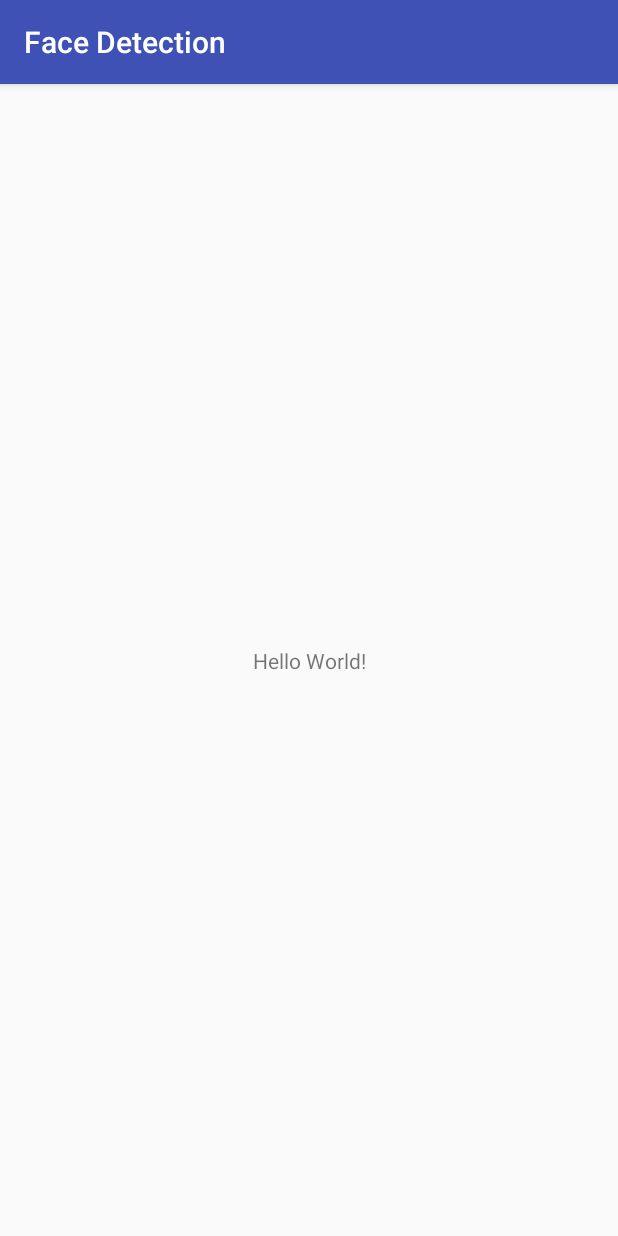
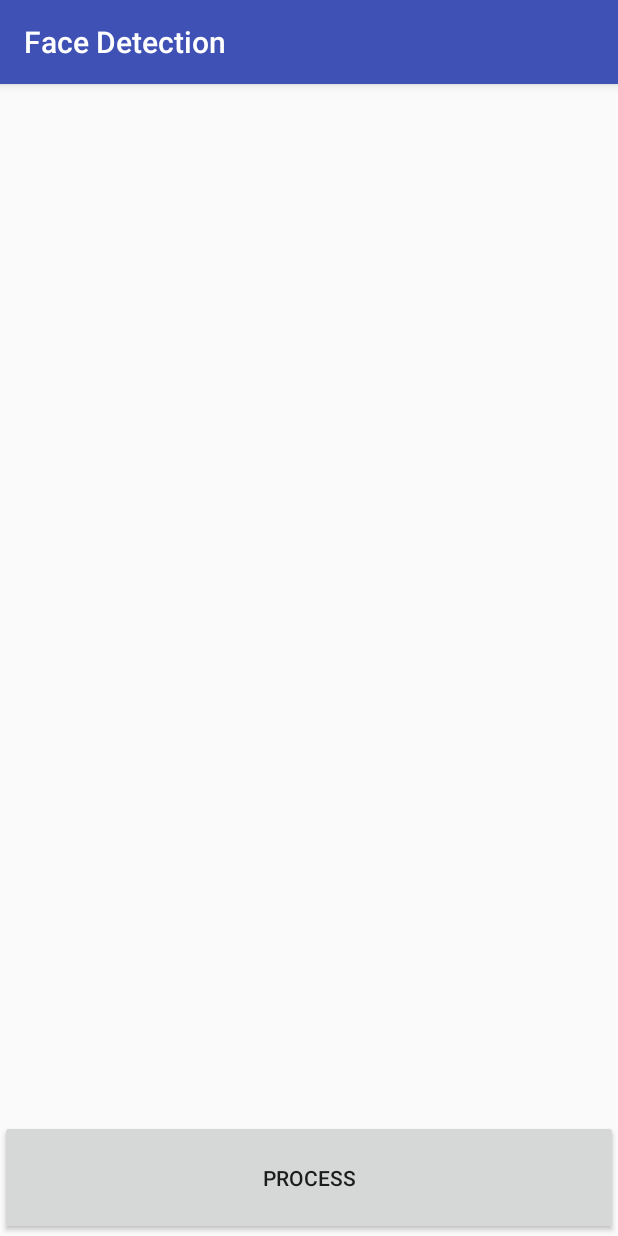
Before and after one commit to orogersilva/face-detection-android, an Android app: the screen it shows after launch (MainActivity), on a phone screen of 412 x 824 dp. Run offline under Robolectric (Android 15) with nearby library versions, the phone set to English and light mode, and no system bars; our stand-ins replace ButterKnife; libraries missing offline, so code that uses them is left out: com.google.android.gms.

Commit message:
Implementing Face Detection.

```diff
--- a/app/src/main/java/com/orogersilva/facedetection/MainActivity.java
+++ b/app/src/main/java/com/orogersilva/facedetection/MainActivity.java
@@ -1,14 +1,108 @@
 package com.orogersilva.facedetection;
 
+import android.graphics.Bitmap;
+import android.graphics.BitmapFactory;
+import android.graphics.Canvas;
+import android.graphics.Color;
+import android.graphics.Paint;
+import android.graphics.RectF;
+import android.graphics.drawable.BitmapDrawable;
+import android.support.v7.app.AlertDialog;
 import android.support.v7.app.AppCompatActivity;
 import android.os.Bundle;
+import android.util.SparseArray;
+import android.widget.ImageView;
+
+import com.google.android.gms.vision.Frame;
+import com.google.android.gms.vision.face.Face;
+import com.google.android.gms.vision.face.FaceDetector;
+import com.google.android.gms.vision.face.Landmark;
+
+import butterknife.BindView;
+import butterknife.ButterKnife;
+import butterknife.OnClick;
 
 public class MainActivity extends AppCompatActivity {
+
+    @BindView(R.id.selfieImageView)
+    ImageView selfieImageView;
 
     @Override
     protected void onCreate(Bundle savedInstanceState) {
 
         super.onCreate(savedInstanceState);
         setContentView(R.layout.activity_main);
+
+        ButterKnife.bind(this);
+    }
+
+    @OnClick(R.id.processButton)
+    public void onProcess() {
+
+        BitmapFactory.Options bitmapOptions = new BitmapFactory.Options();
+        bitmapOptions.inMutable = true;
+
+        Bitmap defaultBitmap = BitmapFactory.decodeResource(
+                getResources(), R.drawable.selfie, bitmapOptions);
+
+        Paint rectPaint = new Paint();
+
+        rectPaint.setStrokeWidth(5);
+        rectPaint.setColor(Color.CYAN);
+        rectPaint.setStyle(Paint.Style.STROKE);
+
+        Bitmap temporaryBitmap = Bitmap.createBitmap(
+                defaultBitmap.getWidth(), defaultBitmap.getHeight(), Bitmap.Config.RGB_565);
+
+        Canvas canvas = new Canvas(temporaryBitmap);
+        canvas.drawBitmap(defaultBitmap, 0, 0, null);
+
+        FaceDetector faceDetector = new FaceDetector.Builder(this)
+                .setTrackingEnabled(false)
+                .setLandmarkType(FaceDetector.ALL_LANDMARKS)
+                .build();
+
+        if (!faceDetector.isOperational()) {
+
+            new AlertDialog.Builder(this)
+                    .setMessage("Face Detector could not be set up on your device!")
+                    .show();
+
+            return;
+        }
+
+        Frame frame = new Frame.Builder()
+                .setBitmap(defaultBitmap)
+                .build();
+        SparseArray<Face> facesSparseArray = faceDetector.detect(frame);
+
+        for (int i = 0; i < facesSparseArray.size(); i++) {
+
+            Face face = facesSparseArray.valueAt(i);
+
+            float left = face.getPosition().x;
+            float top = face.getPosition().y;
+            float right = left + face.getWidth();
+            float bottom = right + face.getHeight();
+
+            float cornerRadius = 2.0f;
+
+            RectF rectF = new RectF(left, top, right, bottom);
+            canvas.drawRoundRect(rectF, cornerRadius, cornerRadius, rectPaint);
+
+            for (Landmark landmark : face.getLandmarks()) {
+
+                int x = (int) landmark.getPosition().x;
+                int y = (int) landmark.getPosition().y;
+
+                float radius = 10.0f;
+
+                canvas.drawCircle(x, y, radius, rectPaint);
+            }
+        }
+
+        selfieImageView.setImageDrawable(new BitmapDrawable(getResources(), temporaryBitmap));
+
+        faceDetector.release();
     }
 }
--- a/app/src/main/res/layout/activity_main.xml
+++ b/app/src/main/res/layout/activity_main.xml
@@ -1,19 +1,21 @@
 <?xml version="1.0" encoding="utf-8"?>
-<android.support.constraint.ConstraintLayout xmlns:android="http://schemas.android.com/apk/res/android"
-    xmlns:app="http://schemas.android.com/apk/res-auto"
-    xmlns:tools="http://schemas.android.com/tools"
-    android:id="@+id/activity_main"
+<LinearLayout xmlns:android="http://schemas.android.com/apk/res/android"
     android:layout_width="match_parent"
     android:layout_height="match_parent"
-    tools:context="com.orogersilva.facedetection.MainActivity">
+    android:orientation="vertical">
 
-    <TextView
-        android:layout_width="wrap_content"
-        android:layout_height="wrap_content"
-        android:text="Hello World!"
-        app:layout_constraintBottom_toBottomOf="@+id/activity_main"
-        app:layout_constraintLeft_toLeftOf="@+id/activity_main"
-        app:layout_constraintRight_toRightOf="@+id/activity_main"
-        app:layout_constraintTop_toTopOf="@+id/activity_main" />
+    <ImageView
+        android:id="@+id/selfieImageView"
+        android:layout_width="match_parent"
+        android:layout_height="0dp"
+        android:layout_weight="0.9"/>
 
-</android.support.constraint.ConstraintLayout>
+    <Button
+        android:id="@+id/processButton"
+        android:layout_width="match_parent"
+        android:layout_height="0dp"
+        android:layout_weight="0.1"
+        android:text="Process"
+        />
+
+</LinearLayout>
```
Also changed, not shown: app/build.gradle (+12 -3 lines), app/src/main/AndroidManifest.xml (+9 -1 lines), app/src/main/res/drawable/selfie.jpg (added).
